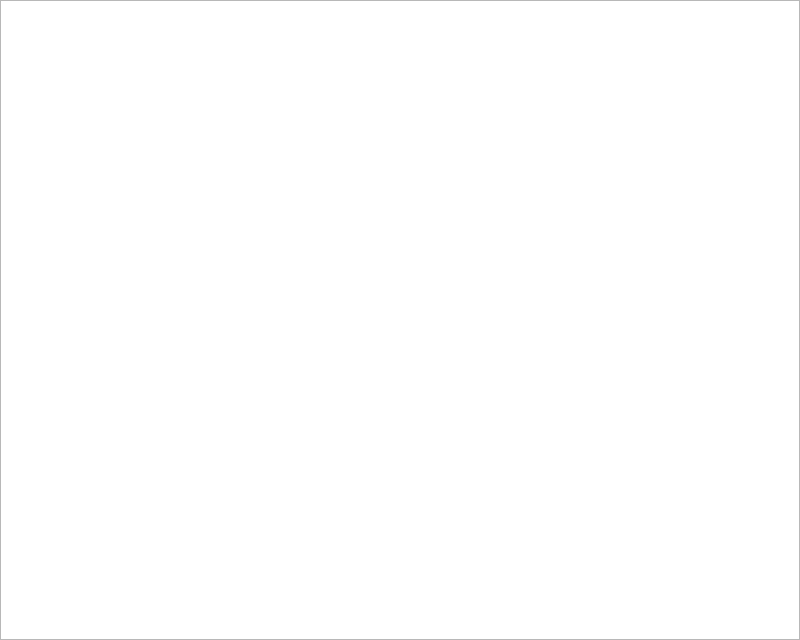
The window that src/qt/forms/mempooldetail.ui (RandyMcMillan/dotfiles) describes before a commit, drawn with Qt 5.
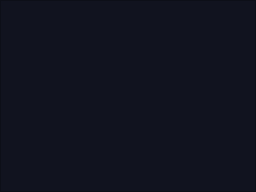
The same window after the commit.

Commit message: src/qt/mempoolstats.h/cpp:graphic styling

Diff of the .ui file:
```diff
--- a/src/qt/forms/mempooldetail.ui
+++ b/src/qt/forms/mempooldetail.ui
@@ -2,23 +2,12 @@
 <ui version="4.0">
  <class>MempoolStats</class>
  <widget class="QWidget" name="MempoolStats">
-  <property name="geometry">
-   <rect>
-    <x>0</x>
-    <y>0</y>
-    <width>800</width>
-    <height>640</height>
-   </rect>
-  </property>
-  <property name="minimumSize">
-   <size>
-    <width>800</width>
-    <height>640</height>
-   </size>
-  </property>
   <property name="windowTitle">
    <string>Mempool Stats</string>
   </property>
+  <property name="styleSheet">
+   <string notr="true">background-color: rgb(17,19,31)</string>
+  </property>
   <layout class="QHBoxLayout" name="horizontalLayout">
    <property name="leftMargin">
     <number>0</number>
```
The commit also changes 1 other file.
